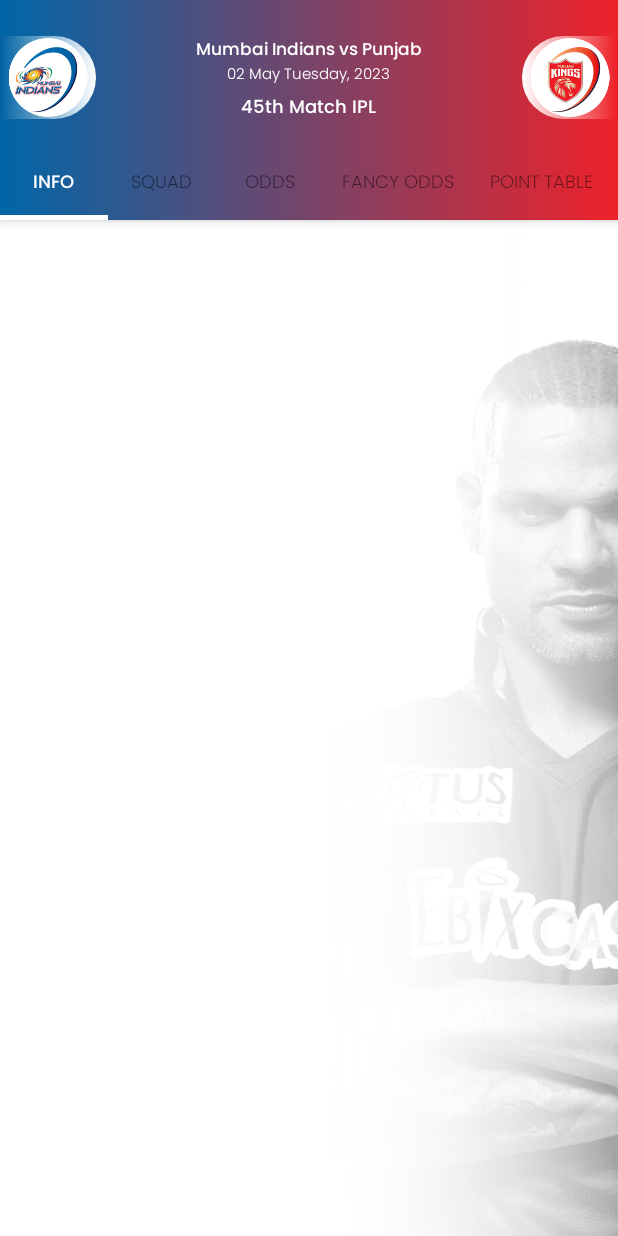
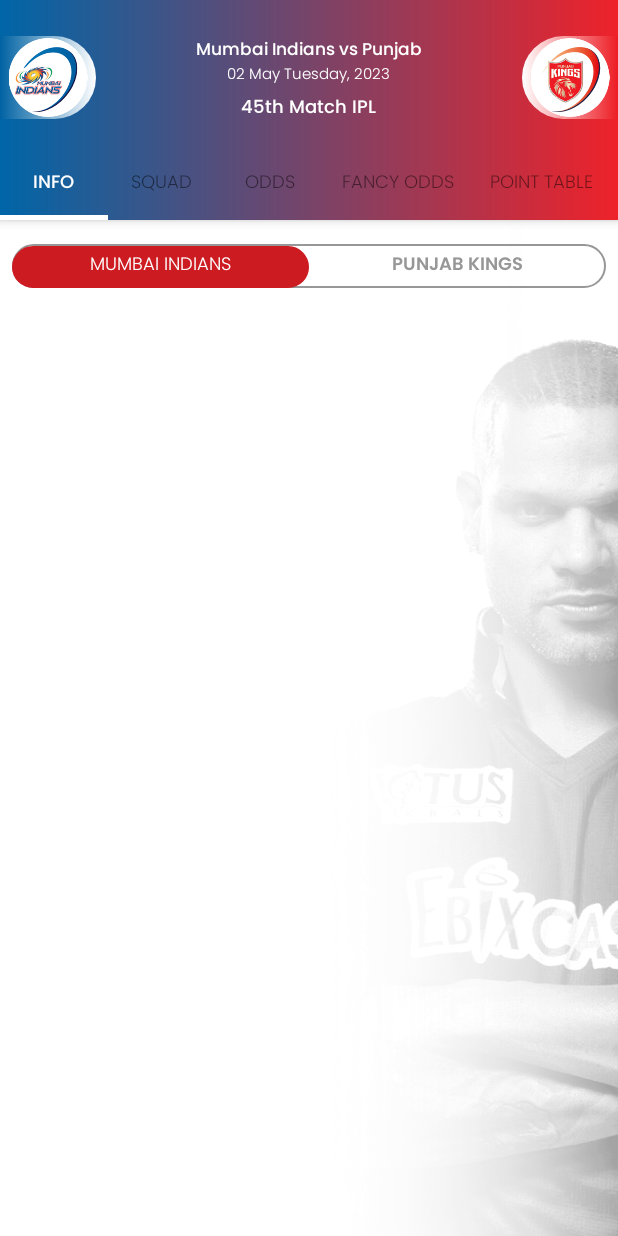
Before and after one commit to MesumAli2/CricApp, an Android app: the screen it shows after launch (TeamActivity), after a tap on "T20 New Zealand four Pakistan 2023", on a phone screen of 412 x 824 dp. Run offline under Robolectric (Android 15) with nearby library versions, the phone set to English and light mode, and no system bars.

Commit message:
ui updates 6

```diff
--- /dev/null
+++ b/app/src/main/java/com/mesum/blitzcric/PagerMain.kt
@@ -0,0 +1,37 @@
+package com.mesum.blitzcric
+
+import com.mesum.blitzcric.ui.main.PlaceholderFragment
+
+
+import android.content.Context
+import androidx.fragment.app.Fragment
+import androidx.fragment.app.FragmentManager
+import androidx.fragment.app.FragmentPagerAdapter
+import com.mesum.blitzcric.R
+
+private val TAB_TITLES = arrayOf(
+    "Mumbai Indians",
+    "Punjab Kings",
+
+
+)
+
+
+class PagerMain(private val context: Context, fm: FragmentManager) :
+    FragmentPagerAdapter(fm) {
+
+    override fun getItem(position: Int): Fragment {
+        // getItem is called to instantiate the fragment for the given page.
+        // Return a PlaceholderFragment (defined as a static inner class below).
+        return PlaceholderFragment.newInstance(position + 1)
+    }
+
+    override fun getPageTitle(position: Int): CharSequence? {
+        return TAB_TITLES.get(position)
+    }
+
+    override fun getCount(): Int {
+        // Show 2 total pages.
+        return 2
+    }
+}
--- a/app/src/main/java/com/mesum/blitzcric/TeamActivity.kt
+++ b/app/src/main/java/com/mesum/blitzcric/TeamActivity.kt
@@ -76,5 +76,11 @@ class TeamActivity : AppCompatActivity() {
         tabLayout.setupWithViewPager(viewPager)
 
 
+        val mainpager = PagerMain(this, supportFragmentManager)
+        val viewPager2: ViewPager = binding.viewPage2r
+        viewPager2.adapter = mainpager
+        findViewById<TabLayout>(R.id.tabLayout1).setupWithViewPager(viewPager2)
+
+
     }
 }
--- /dev/null
+++ b/app/src/main/res/drawable/tab_corner_big.xml
@@ -0,0 +1,12 @@
+<?xml version="1.0" encoding="utf-8"?>
+<shape xmlns:android="http://schemas.android.com/apk/res/android"
+    android:shape="rectangle">
+
+    <stroke
+        android:color="#979797"
+        android:width="1dp" />
+
+    <corners
+        android:radius="500dp" />
+
+</shape>
--- /dev/null
+++ b/app/src/main/res/drawable/tab_indicator_corner_bg.xml
@@ -0,0 +1,15 @@
+<?xml version="1.0" encoding="utf-8"?>
+<shape
+    android:shape="rectangle"
+    android:useLevel="false"
+    xmlns:android="http://schemas.android.com/apk/res/android">
+
+    <stroke
+        android:width="1dp"
+        android:background="#cd1b22"
+
+
+        />
+    <corners
+        android:radius="500dp"/>
+</shape>
--- /dev/null
+++ b/app/src/main/res/font/poppins_semibold.xml
@@ -0,0 +1,7 @@
+<?xml version="1.0" encoding="utf-8"?>
+<font-family xmlns:app="http://schemas.android.com/apk/res-auto"
+        app:fontProviderAuthority="com.google.android.gms.fonts"
+        app:fontProviderPackage="com.google.android.gms"
+        app:fontProviderQuery="name=Poppins&amp;weight=600"
+        app:fontProviderCerts="@array/com_google_android_gms_fonts_certs">
+</font-family>
--- a/app/src/main/res/layout/activity_team.xml
+++ b/app/src/main/res/layout/activity_team.xml
@@ -134,6 +134,35 @@ android:background="@drawable/mainscreenback"
             android:layout_width="wrap_content"
             android:layout_height="wrap_content"/>
 
+        <com.google.android.material.tabs.TabLayout
+            android:id="@+id/tabLayout1"
+            android:layout_width="match_parent"
+            android:layout_height="29dp"
+            android:layout_marginHorizontal="8dp"
+            android:layout_marginTop="16dp"
+            android:background="@drawable/tab_corner_big"
+            app:layout_constraintEnd_toEndOf="parent"
+            app:layout_constraintStart_toStartOf="parent"
+app:tabTextAppearance="@style/MyCustomTextAppearanceSelectedmain"
+
+            app:layout_constraintTop_toTopOf="parent"
+            app:tabGravity="fill"
+            app:tabIndicator="@drawable/tab_indicator_corner_bg"
+            app:tabIndicatorColor="#cd1b22"
+            app:tabIndicatorFullWidth="true"
+            app:tabIndicatorHeight="28dp"
+            app:tabMaxWidth="0dp"
+            app:tabSelectedTextAppearance="@style/MyCustomTextAppearance"
+            app:tabMinWidth="112dp"
+            app:tabMode="fixed"
+            app:tabSelectedTextColor="@color/white"
+            app:tabTextColor="#979797" />
+
+        <androidx.viewpager.widget.ViewPager
+            android:id="@+id/view_page2r"
+            android:visibility="gone"
+            android:layout_width="wrap_content"
+            android:layout_height="wrap_content"/>
 
 
     </androidx.constraintlayout.widget.ConstraintLayout>
--- a/app/src/main/res/values/preloaded_fonts.xml
+++ b/app/src/main/res/values/preloaded_fonts.xml
@@ -7,6 +7,7 @@
         <item>@font/poppins_light_italic</item>
         <item>@font/poppins_medium</item>
         <item>@font/poppins_medium_italic</item>
+        <item>@font/poppins_semibold</item>
         <item>@font/poppins_semibold_italic</item>
     </array>
 </resources>
--- a/app/src/main/res/values/themes.xml
+++ b/app/src/main/res/values/themes.xml
@@ -37,4 +37,11 @@
         <item name="fontFamily">@font/poppins_medium</item>
         <item name="android:fontFamily">@font/poppins_medium</item>
     </style>
+
+    <style name="MyCustomTextAppearanceSelectedmain" parent="@android:style/TextAppearance.Widget.TabWidget">
+        <item name="android:textSize">12sp</item>
+        <item name="android:textAllCaps">true</item>
+        <item name="fontFamily">@font/poppins_semibold</item>
+        <item name="android:fontFamily">@font/poppins_semibold</item>
+    </style>
 </resources>
```
